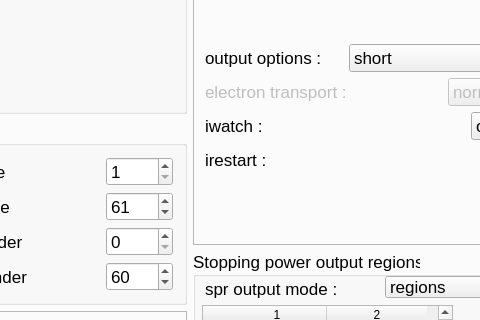
First picture: the form in HEN_HOUSE/gui/egs_inprz/ui/inputRZ.ui, repository nrc-cnrc/EGSnrc, before the edit; both pictures show x 148 to 628 and y 175 to 495 of the 1024 by 780 pixel window.
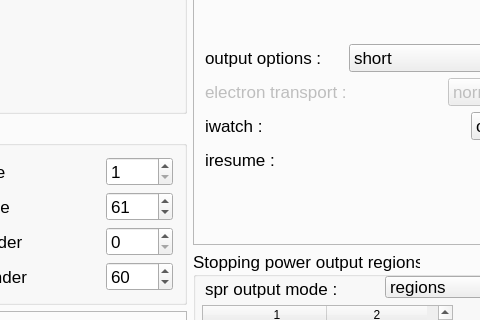
Second picture: the form after the edit. The open tabs and pages were chosen to show the change.

The edit to the form file:
```diff
--- a/HEN_HOUSE/gui/egs_inprz/ui/inputRZ.ui
+++ b/HEN_HOUSE/gui/egs_inprz/ui/inputRZ.ui
@@ -1530,7 +1530,7 @@
                      <string>Define run mode</string>
                     </property>
                     <property name="text">
-                     <string>irestart :</string>
+                     <string>iresume :</string>
                     </property>
                     <property name="wordWrap">
                      <bool>false</bool>
```
Left out of the diff: 16 changed lines with no effect on the pictures.
